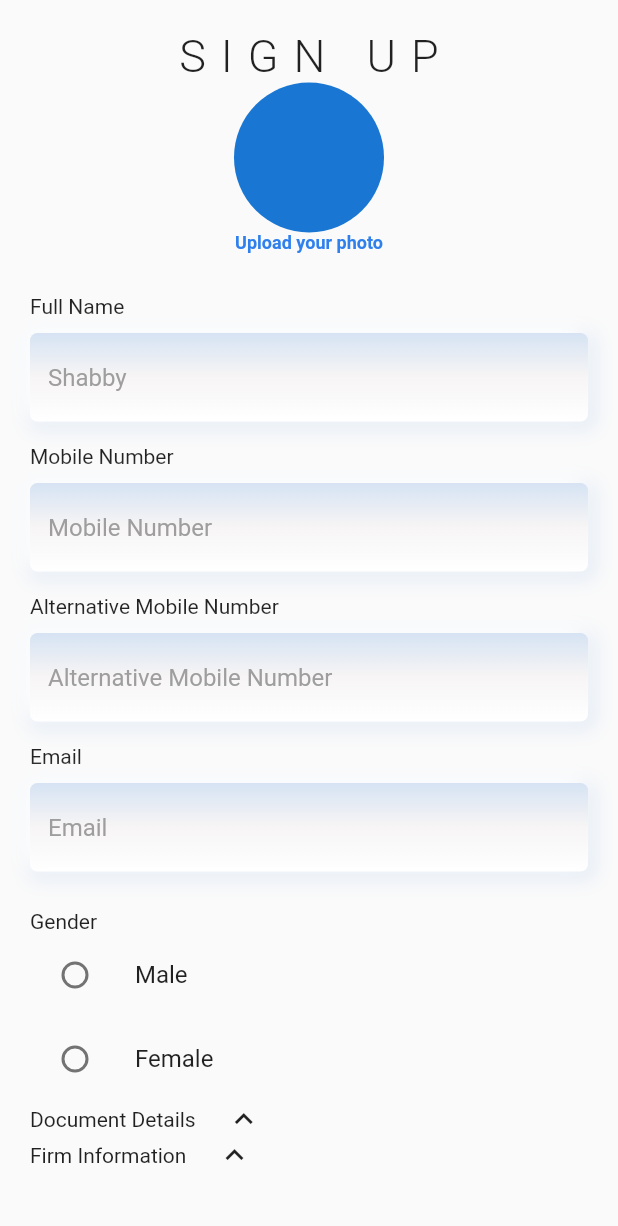
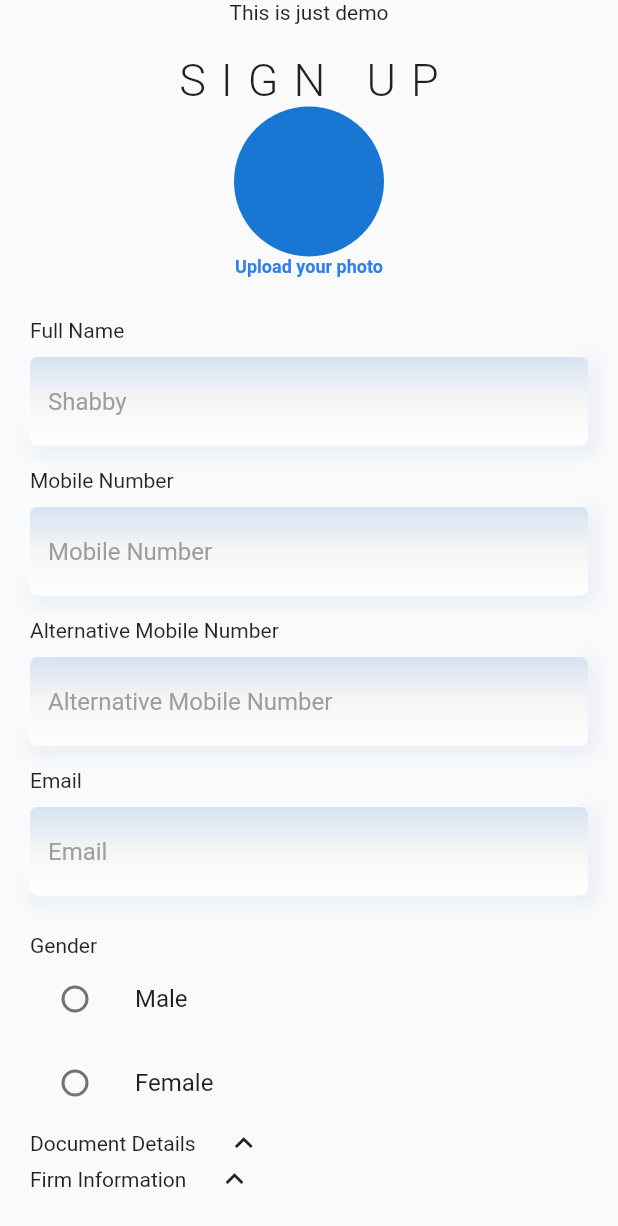
Before and after one commit to Hammad-Younas/big_screen_06_26, a Flutter app: the BigScreen screen opened directly, on a phone screen of 412 x 824 dp. Shown: the top 1226 px of the screen. Run offline on Flutter 3.47's test engine with Material 2 defaults, Android fonts, the phone set to English and light mode, and no system bars; our stand-ins replace image_picker, video_player; network calls fail; Roboto replaces fonts that are missing (Source Sans Pro).

Commit message:
Demo Commit

```diff
--- a/lib/main.dart
+++ b/lib/main.dart
@@ -68,8 +68,8 @@ class _BigScreenState extends State<BigScreen> {
         child: Scaffold(
           body: SingleChildScrollView(
             child: Column(
-              // crossAxisAlignment: CrossAxisAlignment.start,
               children: [
+                Text("This is just demo"),
                 Center(
                   child: Container(
                     margin: EdgeInsets.only(top: 20),
```
